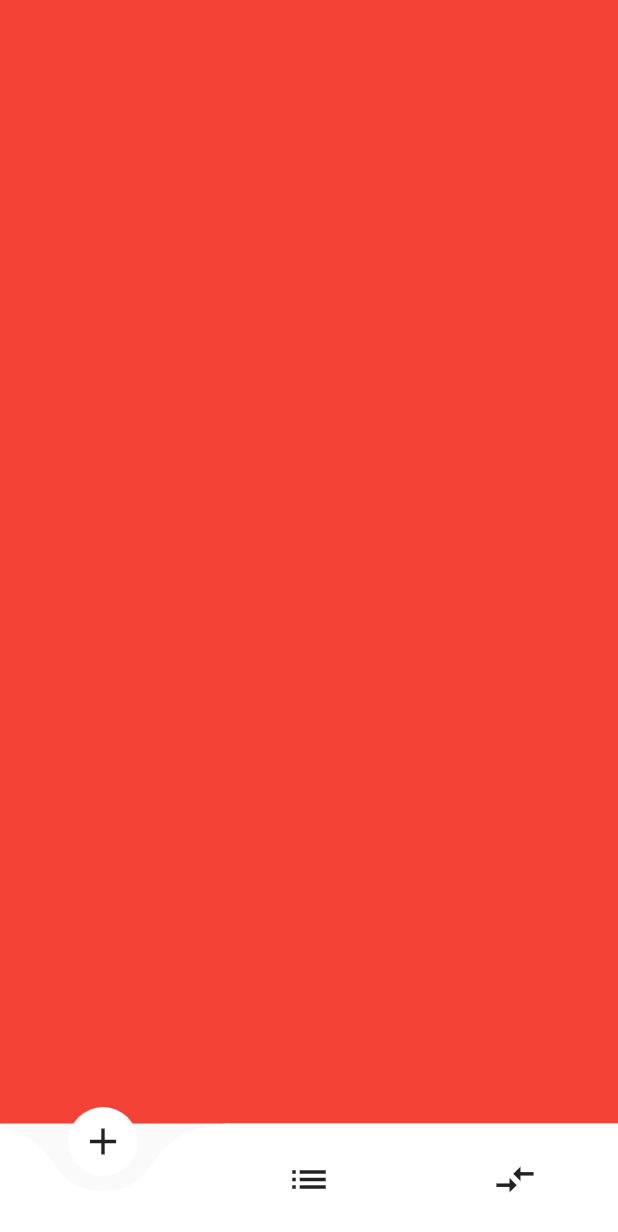
After one commit to huzaifa215/animated_ui_design, a Flutter app: the DetailScreen screen opened directly, after a tap on "Adoption", on a phone screen of 412 x 824 dp. The commit adds this screen. Shown: the top 1232 px of the screen. Run offline on Flutter 3.47's test engine with Material 2 defaults, Android fonts, the phone set to English and light mode, and no system bars; drawn by our look-alikes of curved_navigation_bar; our stand-ins replace font_awesome_flutter.

Commit message:
Curved Navigation Bar

```diff
--- /dev/null
+++ b/animated_ui/lib/Screens/CurvedNavigatorBar.dart
@@ -0,0 +1,46 @@
+import 'package:curved_navigation_bar/curved_navigation_bar.dart';
+import 'package:flutter/material.dart';
+
+import 'DrawerScreen.dart';
+import 'HomeScreen.dart';
+
+class CurvesNavigatorBar extends StatefulWidget {
+  const CurvesNavigatorBar({Key key}) : super(key: key);
+
+  @override
+  _CurvesNavigatorBarState createState() => _CurvesNavigatorBarState();
+}
+
+class _CurvesNavigatorBarState extends State<CurvesNavigatorBar> {
+  @override
+  Widget build(BuildContext context) {
+    int _page = 0;
+    return Scaffold(
+      bottomNavigationBar: CurvedNavigationBar(
+        backgroundColor: Colors.transparent,
+        height: 75.0,
+        animationDuration: Duration(milliseconds: 400),
+        items: <Widget>[
+          Icon(Icons.add, size: 30),
+          Icon(Icons.list, size: 30),
+          Icon(Icons.compare_arrows, size: 30),
+        ],
+        onTap: (index) {
+          setState(() {
+            _page = index;
+          });
+        },
+      ),
+      body: Container(
+        height: MediaQuery.of(context).size.height,
+        color: Colors.red,
+        child: Center(
+          child: Column(
+            children: <Widget>[
+            ],
+          ),
+        ),
+      ),
+    );
+  }
+}
--- a/animated_ui/lib/Screens/DetailScreen.dart
+++ b/animated_ui/lib/Screens/DetailScreen.dart
@@ -1,6 +1,9 @@
 import 'package:animated_ui/Confriguation.dart';
+import 'package:curved_navigation_bar/curved_navigation_bar.dart';
 import 'package:flutter/cupertino.dart';
 import 'package:flutter/material.dart';
+
+import 'CurvedNavigatorBar.dart';
 
 class DetailScreen extends StatefulWidget {
   const DetailScreen({Key key}) : super(key: key);
@@ -128,6 +131,15 @@ class _DetailScreenState extends State<DetailScreen> {
                         borderRadius: BorderRadius.circular(20),
                       ),
                       child: Center(
+                        child: GestureDetector(
+                          onTap:(){
+                            Navigator.push(
+                              context,
+                              MaterialPageRoute(
+                                builder: (BuildContext context) => CurvesNavigatorBar() ,
+                              ),
+                            );
+                          },
                           child: Text(
                             "Adoption",
                             style: TextStyle(
@@ -138,11 +150,11 @@ class _DetailScreenState extends State<DetailScreen> {
                         ),
                       ),
                     ),
+                  ),
                 ],
               ),
             ),
           ),
-
         ],
       ),
     );
--- a/animated_ui/lib/Screens/HomeScreen.dart
+++ b/animated_ui/lib/Screens/HomeScreen.dart
@@ -22,7 +22,7 @@ class _HomeScreenState extends State<HomeScreen> {
     return AnimatedContainer(
       // to toggle your container that container shifted
       transform: Matrix4.translationValues(xOffset, yOffset, 0)
-        ..scale(scaleFactor),
+        ..scale(scaleFactor)..rotateY(isDrawerOpenOrClose? -0.5:0),
       duration: Duration(milliseconds: 250), // best for any animation
 
       // column that the whole screen is a column
@@ -39,6 +39,7 @@ class _HomeScreenState extends State<HomeScreen> {
             ),
             Container(
               margin: EdgeInsets.symmetric(horizontal: 20),
+              decoration: BoxDecoration(),
               child: Row(
                 mainAxisAlignment: MainAxisAlignment.spaceBetween,
                 children: [
--- a/animated_ui/lib/main.dart
+++ b/animated_ui/lib/main.dart
@@ -1,3 +1,4 @@
+import 'package:animated_ui/Screens/CurvedNavigatorBar.dart';
 import 'package:flutter/material.dart';
 import 'Screens/DrawerScreen.dart';
 import 'Screens/HomeScreen.dart';
@@ -29,6 +30,7 @@ class MyHomePage extends StatelessWidget {
         children: [
           DrawerScreen(),
           HomeScreen(),
+          // CurvesNavigatorBar(),
         ],
       ),
     );
--- a/animated_ui/pubspec.yaml
+++ b/animated_ui/pubspec.yaml
@@ -29,6 +29,7 @@ dependencies:
   # Use with the CupertinoIcons class for iOS style icons.
   cupertino_icons: ^1.0.2
   font_awesome_flutter:
+  curved_navigation_bar: ^1.0.1 #latest version
 
 
 dev_dependencies:
```
Also changed, not shown: animated_ui/pubspec.lock. Lines whose indentation alone changed are shown as unchanged.
